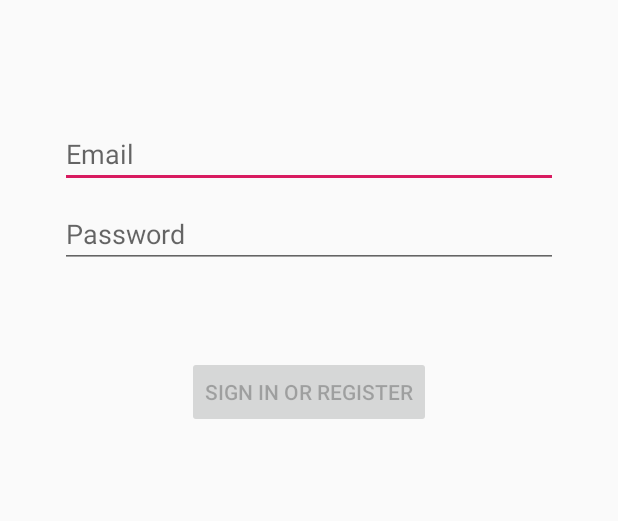
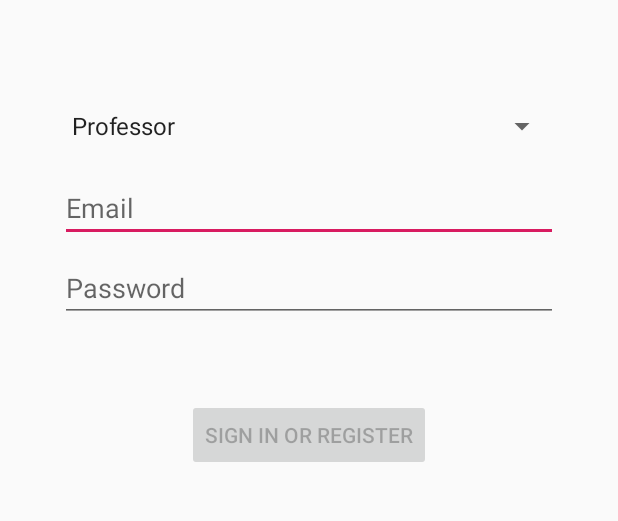
Before and after one commit to werikpds/projeto, an Android app: the screen it shows after launch (LoginActivity), on a phone screen of 412 x 824 dp, the part 434-955 px from its top. Run offline under Robolectric (Android 15) with nearby library versions, the phone set to English and light mode, and no system bars.

Commit message:
Inserindo Combo box

```diff
--- a/app/src/main/java/com/projeto/projetopi/ui/login/LoginActivity.java
+++ b/app/src/main/java/com/projeto/projetopi/ui/login/LoginActivity.java
@@ -17,9 +17,12 @@ import android.text.TextWatcher;
 import android.view.KeyEvent;
 import android.view.View;
 import android.view.inputmethod.EditorInfo;
+import android.widget.AdapterView;
+import android.widget.ArrayAdapter;
 import android.widget.Button;
 import android.widget.EditText;
 import android.widget.ProgressBar;
+import android.widget.Spinner;
 import android.widget.TextView;
 import android.widget.Toast;
 
@@ -28,9 +31,10 @@ import com.projeto.projetopi.R;
 import com.projeto.projetopi.ui.login.LoginViewModel;
 import com.projeto.projetopi.ui.login.LoginViewModelFactory;
 
-public class LoginActivity extends AppCompatActivity {
+public class LoginActivity extends AppCompatActivity implements AdapterView.OnItemSelectedListener {
 
     private LoginViewModel loginViewModel;
+    private int tpUsuario;
 
     @Override
     public void onCreate(Bundle savedInstanceState) {
@@ -43,6 +47,12 @@ public class LoginActivity extends AppCompatActivity {
         final EditText passwordEditText = findViewById(R.id.password);
         final Button loginButton = findViewById(R.id.login);
         final ProgressBar loadingProgressBar = findViewById(R.id.loading);
+        Spinner tipoUsuario = findViewById(R.id.spinner);
+        ArrayAdapter<CharSequence> adapter = ArrayAdapter.createFromResource(this, R.array.tipo_de_usuario, android.R.layout.simple_spinner_item);
+        adapter.setDropDownViewResource(android.R.layout.simple_spinner_dropdown_item);
+        tipoUsuario.setAdapter(adapter);
+        tipoUsuario.setOnItemSelectedListener(this);
+
 
         loginViewModel.getLoginFormState().observe(this, new Observer<LoginFormState>() {
             @Override
@@ -125,11 +135,33 @@ public class LoginActivity extends AppCompatActivity {
         String welcome = getString(R.string.welcome) + model.getDisplayName();
         // TODO : initiate successful logged in experience
         Toast.makeText(getApplicationContext(), welcome, Toast.LENGTH_LONG).show();
-        Intent intent = new Intent(this, HomeActivity.class);
-        startActivity(intent);
+
+        // Enquanto não temos base ******
+        if (this.tpUsuario == 0){
+            //se for professor
+            Intent intent = new Intent(this, HomeActivity.class);
+            startActivity(intent);
+        }else{
+            //se for aluno
+            Intent intent = new Intent(this, HomeActivity.class);
+            startActivity(intent);
+        }
+
     }
 
     private void showLoginFailed(@StringRes Integer errorString) {
         Toast.makeText(getApplicationContext(), errorString, Toast.LENGTH_SHORT).show();
     }
+
+    @Override
+    public void onItemSelected(AdapterView<?> parent, View view, int position, long l) {
+        String text =  parent.getItemAtPosition(position).toString();
+        this.tpUsuario = parent.getSelectedItemPosition();
+        Toast.makeText(parent.getContext(), text, Toast.LENGTH_SHORT).show();
+    }
+
+    @Override
+    public void onNothingSelected(AdapterView<?> adapterView) {
+
+    }
 }
--- a/app/src/main/res/layout/activity_login.xml
+++ b/app/src/main/res/layout/activity_login.xml
@@ -29,7 +29,7 @@
         android:layout_width="0dp"
         android:layout_height="wrap_content"
         android:layout_marginStart="24dp"
-        android:layout_marginTop="80dp"
+        android:layout_marginTop="20dp"
 
         android:layout_marginEnd="24dp"
         android:hint="@string/prompt_email"
@@ -38,7 +38,7 @@
         app:layout_constraintEnd_toEndOf="parent"
         app:layout_constraintHorizontal_bias="0.937"
         app:layout_constraintStart_toStartOf="parent"
-        app:layout_constraintTop_toBottomOf="@+id/imageView2" />
+        app:layout_constraintTop_toBottomOf="@+id/spinner" />
 
     <EditText
         android:id="@+id/password"
@@ -90,4 +90,18 @@
         app:layout_constraintTop_toTopOf="parent"
         app:layout_constraintVertical_bias="0.3" />
 
+    <Spinner
+        android:id="@+id/spinner"
+        android:layout_width="0dp"
+        android:layout_height="wrap_content"
+        android:layout_marginTop="72dp"
+        android:layout_marginStart="24dp"
+        android:layout_marginEnd="24dp"
+        android:prompt="@string/tipo_usuario"
+
+        app:layout_constraintEnd_toEndOf="parent"
+        app:layout_constraintHorizontal_bias="0.937"
+        app:layout_constraintStart_toStartOf="parent"
+        app:layout_constraintTop_toBottomOf="@+id/imageView2"/>
+
 </androidx.constraintlayout.widget.ConstraintLayout>
--- a/app/src/main/res/values/strings.xml
+++ b/app/src/main/res/values/strings.xml
@@ -23,4 +23,9 @@
     <string name="menu_tools">Calendário</string>
     <string name="menu_share">Share</string>
     <string name="menu_send">Send</string>
+    <string name="tipo_usuario">Escolha o Usuário</string>
+    <string-array name="tipo_de_usuario">
+        <item>Professor</item>
+        <item>Aluno</item>
+    </string-array>
 </resources>
```
